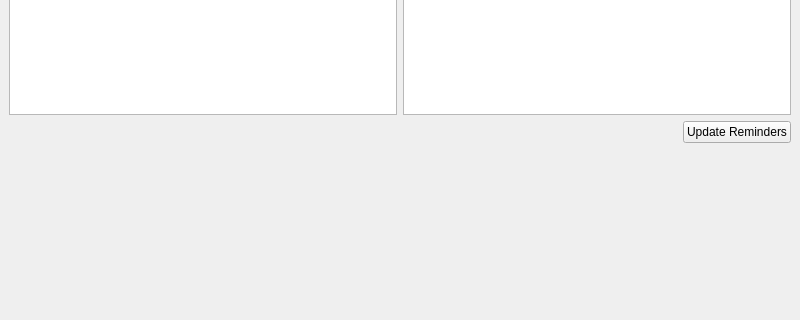
Above: mainwindow.ui from Repented/Citrushack_2021 before the change; both pictures show x 0 to 800 and y 171 to 491 of the 800 by 600 pixel window. Below: the same form after it.
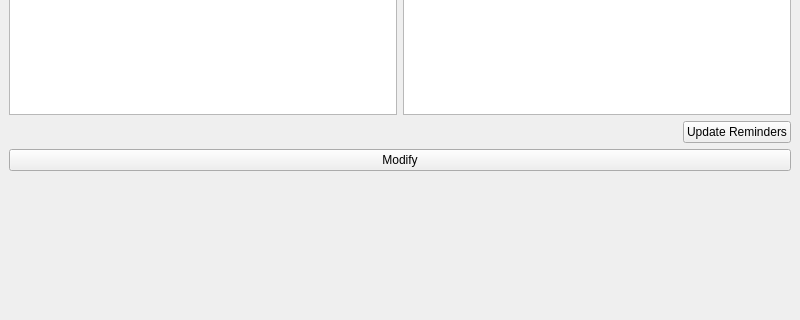
That is the form after the change.

Diff of the .ui file:
```diff
--- a/mainwindow.ui
+++ b/mainwindow.ui
@@ -92,6 +92,13 @@
         </item>
        </layout>
       </item>
+      <item>
+       <widget class="QPushButton" name="modify">
+        <property name="text">
+         <string>Modify</string>
+        </property>
+       </widget>
+      </item>
       <item>
        <spacer name="verticalSpacer">
         <property name="orientation">
```
